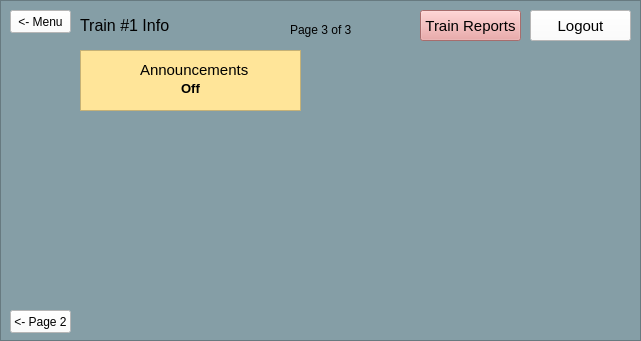
Old version of the form src/UI/TrainModel/Train_Info_Page3.ui in the repository aet37/ECE1140-Project.
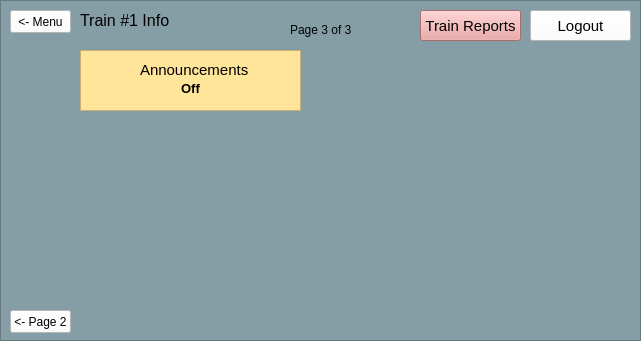
New version of the form.

Commit message: Update Train Model UI

What changed in the file:
```diff
--- a/src/UI/TrainModel/Train_Info_Page3.ui
+++ b/src/UI/TrainModel/Train_Info_Page3.ui
@@ -78,24 +78,6 @@
     <property name="frameShadow">
      <enum>QFrame::Raised</enum>
     </property>
-    <widget class="QLabel" name="label">
-     <property name="geometry">
-      <rect>
-       <x>80</x>
-       <y>10</y>
-       <width>203</width>
-       <height>31</height>
-      </rect>
-     </property>
-     <property name="font">
-      <font>
-       <pointsize>12</pointsize>
-      </font>
-     </property>
-     <property name="text">
-      <string>Train #1 Info</string>
-     </property>
-    </widget>
     <widget class="QPushButton" name="report_button_info3">
      <property name="geometry">
       <rect>
@@ -234,7 +216,24 @@
       <string>&lt;- Menu</string>
      </property>
     </widget>
-    <zorder>label</zorder>
+    <widget class="QLabel" name="page3_train_label">
+     <property name="geometry">
+      <rect>
+       <x>80</x>
+       <y>10</y>
+       <width>203</width>
+       <height>20</height>
+      </rect>
+     </property>
+     <property name="font">
+      <font>
+       <pointsize>12</pointsize>
+      </font>
+     </property>
+     <property name="text">
+      <string>Train #1 Info</string>
+     </property>
+    </widget>
     <zorder>report_button_info3</zorder>
     <zorder>disp_announcements</zorder>
     <zorder>label_2</zorder>
```
Left out of the diff: 1 changed line with no effect on the pictures. The commit also changes 5 other files.
